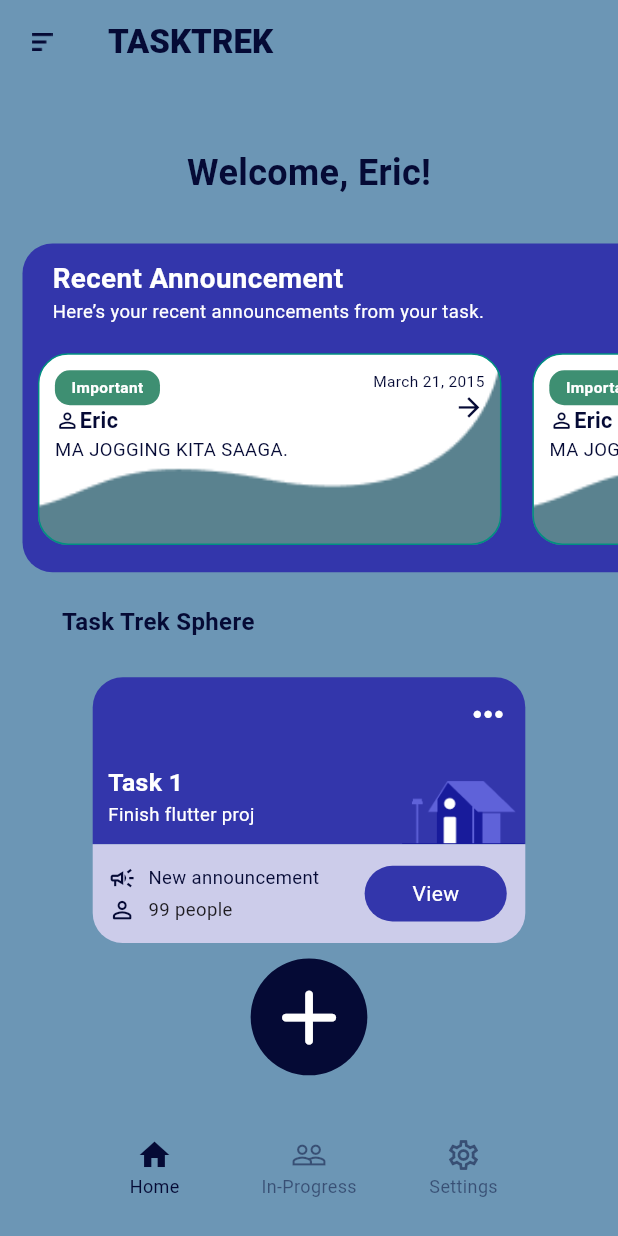
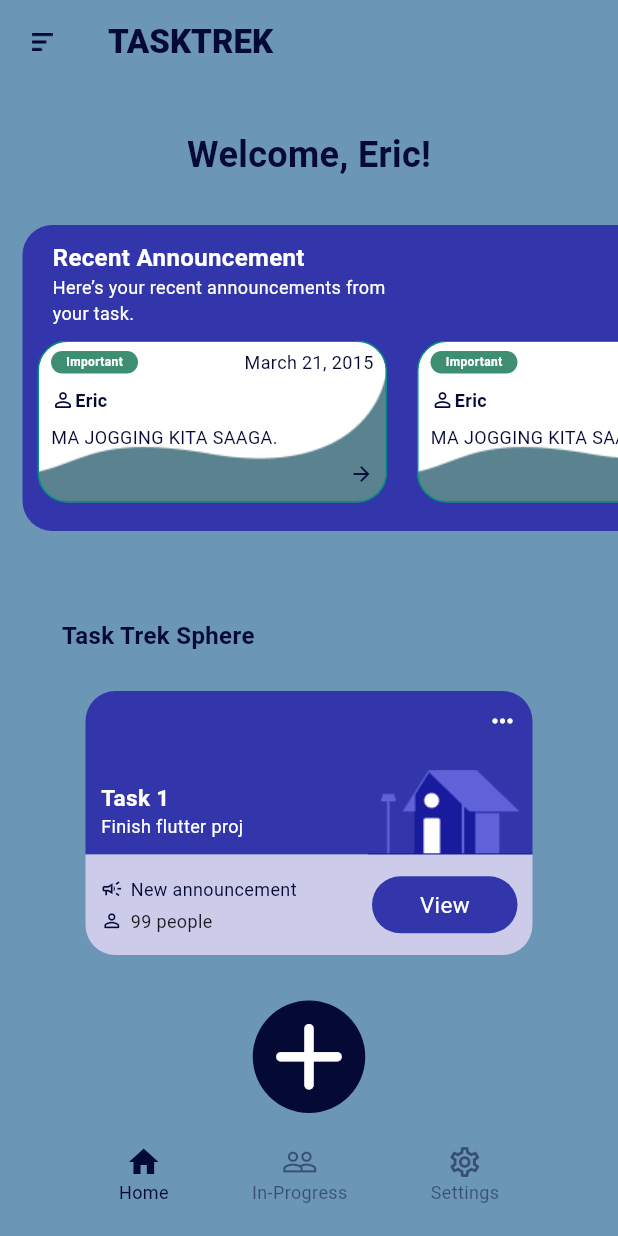
Before and after one commit to ebituin/TaskTrek-Project, a Flutter app: the Dashboard screen opened by its route, on a phone screen of 412 x 824 dp. Run offline on Flutter 3.47's test engine with Material 3 defaults, Android fonts, the light colour scheme and no system bars; our stand-ins replace shared_preferences, sqflite, supabase_flutter; accounts and stored records are empty; Roboto replaces fonts that are missing (Outfit).

Commit message:
optimized the responsive of login, dashboard[home, progress, settings]

```diff
--- a/lib/pages/dashboard/dashBoard.dart
+++ b/lib/pages/dashboard/dashBoard.dart
@@ -190,16 +190,14 @@ class _DashboardState extends State<Dashboard> {
 
       body: Center(
         child: Column(
+          mainAxisAlignment: MainAxisAlignment.center,
+          crossAxisAlignment: CrossAxisAlignment.center,
           children: [
             Expanded(child: _getSelectedPage(_selectedPage)),
-            SizedBox(height: screenHeight * 0.02),
             Container(
-              width: screenWidth * 0.75, // was 280
-              height: screenHeight * 0.06, // was 44
-              margin: EdgeInsets.all(screenWidth * 0.05), // was 20
-              decoration: BoxDecoration(
-                borderRadius: BorderRadius.circular(10),
-              ),
+              height: 66,
+              width: screenWidth * 0.75,
+              margin: EdgeInsets.all(8),
               child: Row(
                 mainAxisAlignment: MainAxisAlignment.spaceAround,
                 children: [
@@ -243,8 +241,6 @@ class _DashboardState extends State<Dashboard> {
         });
       },
       child: Container(
-        width: screenWidth * 0.22, // was 90
-        height: double.infinity,
         decoration: BoxDecoration(borderRadius: BorderRadius.circular(10)),
         child: Opacity(
           opacity: _selectedPage == index ? 1 : 0.5,
--- a/lib/pages/dashboard/home.dart
+++ b/lib/pages/dashboard/home.dart
@@ -17,22 +17,23 @@ class _homeState extends State<home> {
     double screenHeight = MediaQuery.of(context).size.height;
     double screenWidth = MediaQuery.of(context).size.width;
 
-    return SizedBox(
-      child: Column(
+    return Column(
       crossAxisAlignment: CrossAxisAlignment.center,
+      mainAxisAlignment: MainAxisAlignment.center,
       children: [
         SizedBox(
-            height: screenHeight * 0.41,
+          height: 347,
           child: Column(
-              mainAxisAlignment: MainAxisAlignment.center,
+            mainAxisAlignment: MainAxisAlignment.start,
             children: [
               Padding(
-                  padding: EdgeInsets.all(30),
+                padding: const EdgeInsets.symmetric(vertical: 30),
                 child: Text('Welcome, Eric!', style: AppTextStyles.title),
               ),
               Container(
+                height: 204,
                 margin: EdgeInsets.only(left: 15),
-                  padding: EdgeInsets.only(bottom: 10),
+                alignment: Alignment.center,
                 width: screenWidth,
                 decoration: BoxDecoration(
                   color: AppColors.itemContainer,
@@ -53,36 +54,36 @@ class _homeState extends State<home> {
                             Text(
                               'Recent Announcement',
                               style: TextStyle(
-                                  fontSize: screenWidth * 0.045,
+                                fontSize: 16,
                                 fontWeight: FontWeight.bold,
                                 color: Colors.white,
                               ),
                             ),
-                              Text(
+                            SizedBox(
+                              width: 241,
+                              child: Text(
                                 'Here’s your recent announcements from your task.',
                                 style: TextStyle(
-                                  fontSize: screenWidth * 0.03,
+                                  fontSize: 12,
                                   color: Colors.white,
                                 ),
                                 softWrap: true,
+                              ),
                             ),
                           ],
                         ),
                       ),
                     ),
                     SizedBox(
-                        height: screenHeight * 0.175,
+                      height: 108,
                       width: screenWidth,
                       child: ListView.builder(
                         scrollDirection: Axis.horizontal,
                         itemCount: 10,
                         itemBuilder: (context, index) {
                           return Container(
-                              margin: EdgeInsets.symmetric(
-                                horizontal: screenWidth * 0.025,
-                                vertical: screenHeight * 0.01,
-                              ),
-                              width: screenWidth * 0.75,
+                            margin: EdgeInsets.symmetric(horizontal: 10),
+                            width: 233,
                             decoration: BoxDecoration(
                               borderRadius: BorderRadius.circular(20),
                               border: Border.all(
@@ -97,49 +98,64 @@ class _homeState extends State<home> {
                               ),
                             ),
                             child: Padding(
-                                padding: EdgeInsets.all(screenWidth * 0.025),
-                                child: Row(
+                              padding: EdgeInsets.symmetric(
+                                horizontal: 8,
+                                vertical: 5,
+                              ),
+                              child: Column(
+                                children: [
+                                  Row(
                                     mainAxisAlignment:
                                         MainAxisAlignment.spaceBetween,
                                     children: [
-                                    Column(
-                                      crossAxisAlignment:
-                                          CrossAxisAlignment.start,
-                                      children: [
                                       Container(
+                                        padding: EdgeInsets.zero,
                                         alignment: Alignment.center,
-                                          width: screenWidth * 0.17,
+                                        width: 58,
+                                        height: 15,
                                         decoration: BoxDecoration(
                                           color: const Color(0xFF3E8F72),
                                           borderRadius: BorderRadius.circular(
                                             10,
                                           ),
                                         ),
-                                          child: Padding(
-                                            padding: EdgeInsets.all(
-                                              screenWidth * 0.01,
-                                            ),
                                         child: Text(
                                           'Important',
                                           style: TextStyle(
                                             fontWeight: FontWeight.bold,
-                                                fontSize: screenWidth * 0.025,
+                                            fontSize: 8,
                                             color: Colors.white,
                                           ),
                                         ),
                                       ),
+                                      Text(
+                                        'March 21, 2015',
+                                        style: TextStyle(
+                                          fontSize: 12,
+                                          color: AppColors.accentColor,
                                         ),
+                                      ),
+                                    ],
+                                  ),
+                                  SizedBox(
+                                    height: 58,
+                                    child: Column(
+                                      mainAxisAlignment:
+                                          MainAxisAlignment.spaceEvenly,
+                                      crossAxisAlignment:
+                                          CrossAxisAlignment.start,
+                                      children: [
                                         Row(
                                           children: [
                                             Icon(
                                               Icons.person_outline_rounded,
-                                              size: screenWidth * 0.04,
+                                              size: 16,
                                               color: AppColors.accentColor,
                                             ),
                                             Text(
                                               'Eric',
                                               style: TextStyle(
-                                                fontSize: screenWidth * 0.035,
+                                                fontSize: 12,
                                                 fontWeight: FontWeight.bold,
                                                 color: AppColors.accentColor,
                                               ),
@@ -149,28 +165,21 @@ class _homeState extends State<home> {
                                         Text(
                                           'MA JOGGING KITA SAAGA.',
                                           style: TextStyle(
-                                            fontSize: screenWidth * 0.03,
+                                            fontSize: 12,
                                             color: AppColors.accentColor,
                                           ),
                                         ),
                                       ],
                                     ),
-                                    Column(
-                                      crossAxisAlignment:
-                                          CrossAxisAlignment.end,
+                                  ),
+                                  Row(
+                                    mainAxisAlignment: MainAxisAlignment.end,
                                     children: [
-                                        Text(
-                                          'March 21, 2015',
-                                          style: TextStyle(
-                                            fontSize: screenWidth * 0.025,
-                                            color: AppColors.accentColor,
-                                          ),
-                                        ),
                                       RotatedBox(
                                         quarterTurns: 2,
                                         child: Icon(
                                           Icons.arrow_back,
-                                            size: screenWidth * 0.05,
+                                          size: 16,
                                           color: AppColors.accentColor,
                                         ),
                                       ),
@@ -208,7 +217,7 @@ class _homeState extends State<home> {
               alignment: Alignment.bottomCenter,
               children: [
                 SizedBox(
-                    width: screenWidth * 0.7,
+                  width: 298,
                   child: ListView.builder(
                     itemCount: tasks.length,
                     itemBuilder: (context, index) {
@@ -219,7 +228,7 @@ class _homeState extends State<home> {
                         child: Column(
                           children: [
                             Container(
-                                height: screenHeight * 0.135,
+                              height: 109,
                               decoration: const BoxDecoration(
                                 color: AppColors.itemContainer,
                                 borderRadius: BorderRadius.vertical(
@@ -237,22 +246,21 @@ class _homeState extends State<home> {
                                     child: Column(
                                       crossAxisAlignment:
                                           CrossAxisAlignment.start,
-                                        mainAxisAlignment:
-                                            MainAxisAlignment.end,
+                                      mainAxisAlignment: MainAxisAlignment.end,
                                       children: [
                                         Text(
                                           tasks[index]['title'] ?? '',
                                           style: TextStyle(
                                             color: Colors.white,
                                             fontWeight: FontWeight.bold,
-                                              fontSize: screenWidth * 0.04,
+                                            fontSize: 15,
                                           ),
                                         ),
                                         Text(
                                           tasks[index]['description'] ?? '',
                                           style: TextStyle(
                                             color: Colors.white,
-                                              fontSize: screenWidth * 0.03,
+                                            fontSize: 12,
                                           ),
                                         ),
                                       ],
@@ -261,22 +269,19 @@ class _homeState extends State<home> {
                                   Column(
                                     mainAxisAlignment:
                                         MainAxisAlignment.spaceBetween,
-                                      crossAxisAlignment:
-                                          CrossAxisAlignment.end,
+                                    crossAxisAlignment: CrossAxisAlignment.end,
                                     children: [
                                       Padding(
-                                          padding: EdgeInsets.all(
-                                            screenWidth * 0.025,
-                                          ),
+                                        padding: EdgeInsets.all(10),
                                         child: Icon(
                                           Icons.more_horiz_rounded,
                                           color: Colors.white,
-                                            size: screenWidth * 0.07,
+                                          size: 20,
                                         ),
                                       ),
                                       Image.asset(
                                         'lib/assets/images/BrgySphere.png',
-                                          width: screenWidth * 0.2,
+                                        width: 110,
                                       ),
                                     ],
                                   ),
@@ -284,7 +289,7 @@ class _homeState extends State<home> {
                               ),
                             ),
                             Container(
-                                height: screenHeight * 0.08,
+                              height: 67,
                               decoration: const BoxDecoration(
                                 color: Color(0xFFCCCCEA),
                                 borderRadius: BorderRadius.vertical(
@@ -296,9 +301,7 @@ class _homeState extends State<home> {
                                     MainAxisAlignment.spaceBetween,
                                 children: [
                                   Padding(
-                                      padding: EdgeInsets.all(
-                                        screenWidth * 0.025,
-                                      ),
+                                    padding: EdgeInsets.all(10),
                                     child: Column(
                                       crossAxisAlignment:
                                           CrossAxisAlignment.start,
@@ -310,15 +313,13 @@ class _homeState extends State<home> {
                                             Icon(
                                               Icons.campaign_outlined,
                                               color: AppColors.accentColor,
-                                                size: screenWidth * 0.045,
+                                              size: 15,
                                             ),
-                                              SizedBox(
-                                                width: screenWidth * 0.02,
-                                              ),
+                                            SizedBox(width: 5),
                                             Text(
                                               'New announcement',
                                               style: TextStyle(
-                                                  fontSize: screenWidth * 0.03,
+                                                fontSize: 12,
                                                 color: AppColors.accentColor,
                                               ),
                                             ),
@@ -329,16 +330,12 @@ class _homeState extends State<home> {
                                             Icon(
                                               Icons.person_outline_rounded,
                                               color: AppColors.accentColor,
-                                                size: screenWidth * 0.045,
+                                              size: 15,
                                             ),
-                                              SizedBox(
-                                                width: screenWidth * 0.02,
-                                              ),
+                                            SizedBox(width: 5),
                                             Text(
                                               '99 people',
-                                                style: TextStyle(
-                                                  fontSize: screenWidth * 0.03,
-                                                ),
+                                              style: TextStyle(fontSize: 12),
                                             ),
                                           ],
                                         ),
@@ -346,12 +343,10 @@ class _homeState extends State<home> {
                                     ),
                                   ),
                                   Padding(
-                                      padding: EdgeInsets.all(
-                                        screenWidth * 0.025,
-                                      ),
+                                    padding: EdgeInsets.all(10),
                                     child: Container(
                                       alignment: Alignment.center,
-                                        width: screenWidth * 0.24,
+                                      width: 97,
                                       child: PopupMenuButton<int>(
                                         padding: EdgeInsets.zero,
                                         shape: RoundedRectangleBorder(
@@ -403,17 +398,19 @@ class _homeState extends State<home> {
                                             ],
                                         child: Container(
                                           alignment: Alignment.center,
-                                            height: screenHeight * 0.045,
-                                            width: screenWidth * 0.23,
+                                          height: 38,
+                                          width: 97,
                                           decoration: BoxDecoration(
                                             color: AppColors.itemContainer,
-                                              borderRadius:
-                                                  BorderRadius.circular(20),
+                                            borderRadius: BorderRadius.circular(
+                                              20,
+                                            ),
                                           ),
                                           child: const Text(
                                             'View',
                                             style: TextStyle(
                                               color: Colors.white,
+                                              fontSize: 15,
                                             ),
                                           ),
                                         ),
@@ -431,15 +428,18 @@ class _homeState extends State<home> {
                 ),
                 Positioned(
                   bottom: 0,
-                    child: IconButton.filled(
-                      onPressed: () {},
-                      icon: Icon(
+                  child: GestureDetector(
+                    onTap: () {},
+                    child: Container(
+                      decoration: BoxDecoration(
+                        color: Color(0xFF050A35),
+                        borderRadius: BorderRadius.circular(80),
+                      ),
+                      child: Icon(
                         Icons.add_rounded,
-                        size: screenWidth * 0.15,
+                        size: 75,
                         color: Colors.white,
                       ),
-                      style: IconButton.styleFrom(
-                        backgroundColor: Color(0xFF050A35),
                     ),
                   ),
                 ),
@@ -448,7 +448,6 @@ class _homeState extends State<home> {
           ),
         ),
       ],
-      ),
     );
   }
 }
--- a/pubspec.yaml
+++ b/pubspec.yaml
@@ -15,6 +15,7 @@ dependencies:
   sqflite: ^2.3.0
   path: ^1.9.0
   supabase_flutter: ^2.9.0
+  shared_preferences: ^2.2.2
 #  connectivity: ^3.0.6
 
 dev_dependencies:
```
Also changed, not shown: lib/pages/dashboard/progress.dart (+32 -6 lines), lib/pages/dashboard/settings.dart (+9 -20 lines), lib/pages/home/logIn.dart (+2 -5 lines), lib/services/database.dart (+63 -0 lines), lib/assets/images/Frame_117.png, pubspec.lock. Lines whose indentation alone changed are shown as unchanged.
